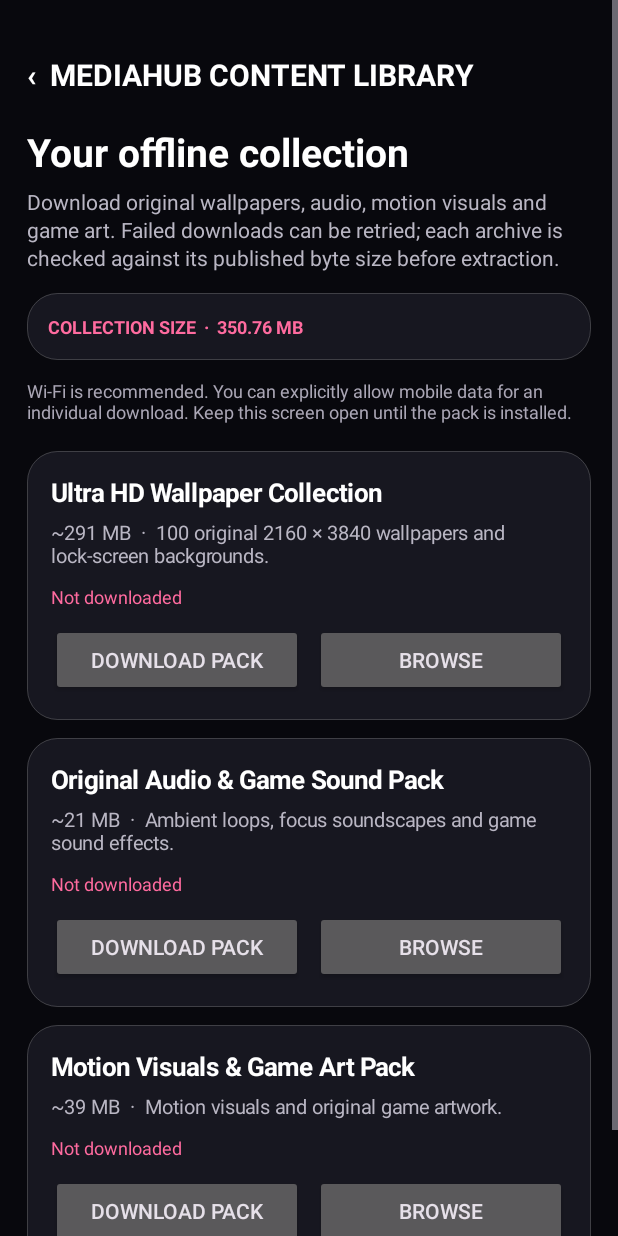
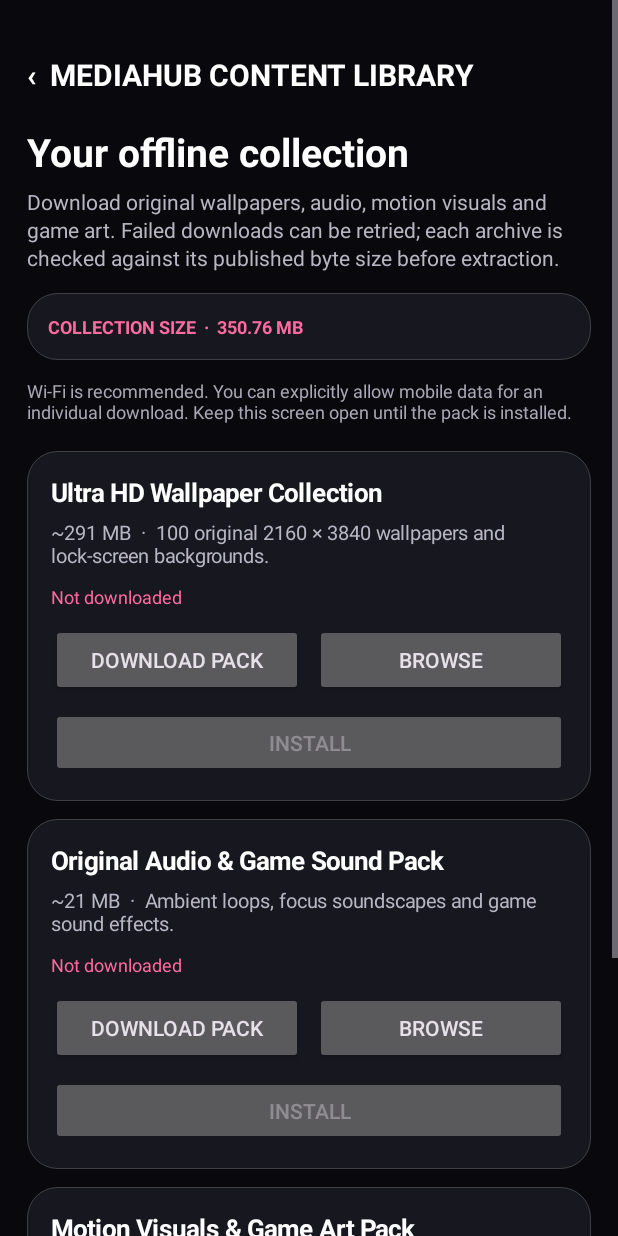
Before and after one commit to sarahbanaah-jpg/MEDIAHUB-PRO, an Android app: the MediaHubContentLibraryActivity screen opened directly, with no data from a screen before it, on a phone screen of 412 x 824 dp. Run offline under Robolectric (Android 15) with nearby library versions, the phone set to English and light mode, and no system bars.

Commit message:
Separate content pack download and install actions

```diff
--- a/app/src/main/java/com/mediahub/rebuilt/content/MediaHubContentLibraryActivity.kt
+++ b/app/src/main/java/com/mediahub/rebuilt/content/MediaHubContentLibraryActivity.kt
@@ -45,6 +45,7 @@ class MediaHubContentLibraryActivity : AppCompatActivity() {
     private val pink = 0xFFFF6B9F.toInt()
     private val prefs by lazy { getSharedPreferences("mediahub_content_packs", MODE_PRIVATE) }
     private val statusViews = mutableMapOf<String, TextView>()
+    private val installButtons = mutableMapOf<String, Button>()
     private val downloadJobs = mutableMapOf<String, Job>()
 
     override fun onCreate(savedInstanceState: Bundle?) {
@@ -114,16 +115,24 @@ class MediaHubContentLibraryActivity : AppCompatActivity() {
         box.addView(status)
         val actions = LinearLayout(this).apply { orientation = LinearLayout.HORIZONTAL }
         actions.addView(Button(this).apply {
-            text = "Download pack"
+            text = if (archiveFile(pack).exists()) "DOWNLOAD AGAIN" else "DOWNLOAD PACK"
             setOnClickListener { chooseNetworkAndDownload(pack) }
             layoutParams = LinearLayout.LayoutParams(0, dp(48), 1f).apply { marginEnd = dp(8) }
         })
         actions.addView(Button(this).apply {
-            text = "Browse"
+            text = "BROWSE"
             setOnClickListener { browsePack(pack) }
             layoutParams = LinearLayout.LayoutParams(0, dp(48), 1f)
         })
         box.addView(actions)
+        val install = Button(this).apply {
+            text = if (packDirectory(pack).exists() && countFiles(packDirectory(pack)) > 0) "REINSTALL / APPLY" else "INSTALL"
+            isEnabled = archiveFile(pack).exists()
+            setOnClickListener { installDownloadedPack(pack) }
+            layoutParams = LinearLayout.LayoutParams(-1, dp(46)).apply { topMargin = dp(8) }
+        }
+        installButtons[pack.id] = install
+        box.addView(install)
         parent.addView(box)
     }
 
@@ -156,16 +165,45 @@ class MediaHubContentLibraryActivity : AppCompatActivity() {
                         updateStatus(pack, "Downloading · ${formatBytes(received)} / ${formatBytes(total)} · $percent%")
                     }
                 } }
-                updateStatus(pack, "Verifying archive…")
-                withContext(Dispatchers.IO) { installArchive(pack, archive) }
-                prefs.edit().putBoolean("installed_${pack.id}", true).apply()
-                updateStatus(pack, "READY OFFLINE · ${countFiles(packDirectory(pack))} files installed")
-                Toast.makeText(this@MediaHubContentLibraryActivity, "${pack.title} is ready offline.", Toast.LENGTH_LONG).show()
+                updateStatus(pack, "DOWNLOAD COMPLETE · verified " + formatBytes(archive.length()) + " · tap INSTALL")
+                installButtons[pack.id]?.isEnabled = true
+                Toast.makeText(this@MediaHubContentLibraryActivity, pack.title + " downloaded. Tap INSTALL to apply it.", Toast.LENGTH_LONG).show()
             } catch (error: kotlinx.coroutines.CancellationException) {
                 updateStatus(pack, "Download cancelled. Tap Download pack to retry.")
                 throw error
             } catch (error: Exception) {
                 updateStatus(pack, "Download/install failed: ${error.message ?: "check connection and storage"}. Tap to retry.")
+            }
+        }
+        downloadJobs[pack.id] = job
+        job.invokeOnCompletion { downloadJobs.remove(pack.id) }
+    }
+
+    private fun archiveFile(pack: Pack): File {
+        val directory = File(getExternalFilesDir(Environment.DIRECTORY_DOWNLOADS) ?: filesDir, "mediahub-packs")
+        return File(directory, pack.file)
+    }
+
+    private fun installDownloadedPack(pack: Pack) {
+        val archive = archiveFile(pack)
+        if (!archive.isFile || archive.length() != pack.expectedBytes) {
+            updateStatus(pack, "Verified download not found. Download this pack again.")
+            installButtons[pack.id]?.isEnabled = false
+            return
+        }
+        if (downloadJobs[pack.id]?.isActive == true) return
+        val job = lifecycleScope.launch {
+            installButtons[pack.id]?.isEnabled = false
+            updateStatus(pack, "Installing pack…")
+            try {
+                withContext(Dispatchers.IO) { installArchive(pack, archive) }
+                prefs.edit().putBoolean("installed_${pack.id}", true).apply()
+                updateStatus(pack, "READY OFFLINE · ${countFiles(packDirectory(pack))} files installed")
+                installButtons[pack.id]?.apply { text = "REINSTALL / APPLY"; isEnabled = true }
+                Toast.makeText(this@MediaHubContentLibraryActivity, pack.title + " installed and ready offline.", Toast.LENGTH_LONG).show()
+            } catch (error: Exception) {
+                updateStatus(pack, "Install failed: " + (error.message ?: "check storage"))
+                installButtons[pack.id]?.isEnabled = archive.isFile
             }
         }
         downloadJobs[pack.id] = job
@@ -267,7 +305,6 @@ class MediaHubContentLibraryActivity : AppCompatActivity() {
             if (countFiles(staging) == 0) throw IllegalStateException("Archive contained no files")
             destination.deleteRecursively()
             if (!staging.renameTo(destination)) throw IllegalStateException("Could not install the extracted collection")
-            archive.delete()
         } catch (error: Exception) {
             staging.deleteRecursively()
             throw error
@@ -302,7 +339,7 @@ class MediaHubContentLibraryActivity : AppCompatActivity() {
         }
     }
 
-    private fun packDirectory(pack: Pack) = File(File(getExternalFilesDir(null), "content-packs"), pack.id)
+    private fun packDirectory(pack: Pack) = File(File(getExternalFilesDir(null) ?: filesDir, "content-packs"), pack.id)
 
     private fun packStatus(pack: Pack): String {
         val dir = packDirectory(pack)
```
